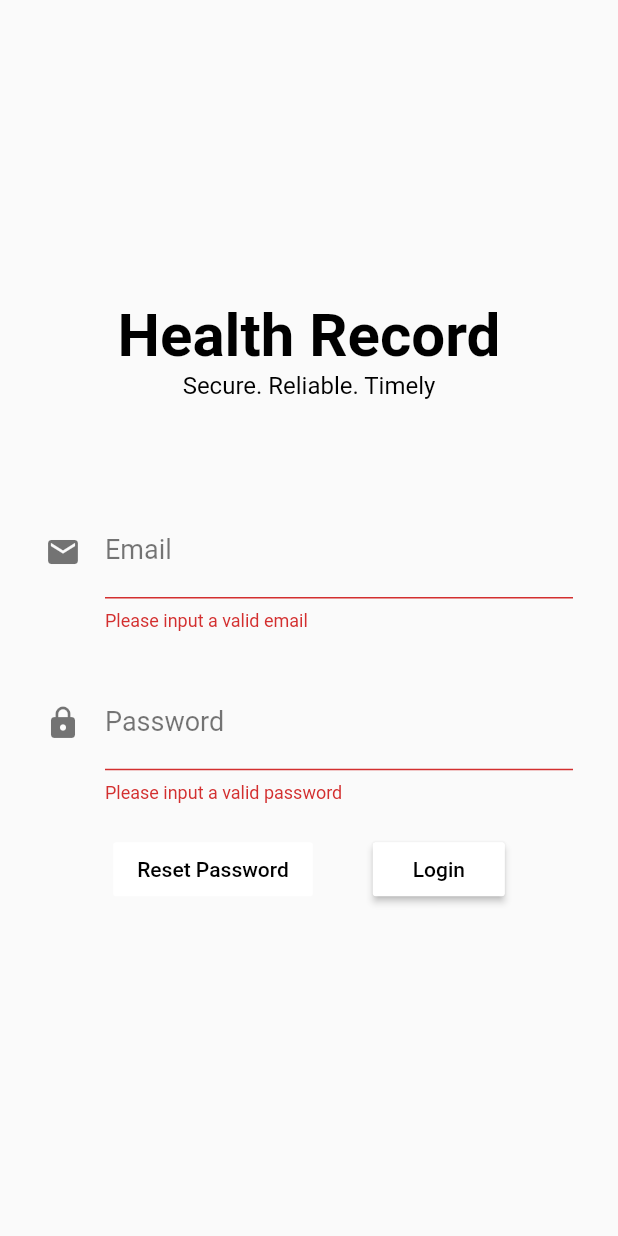
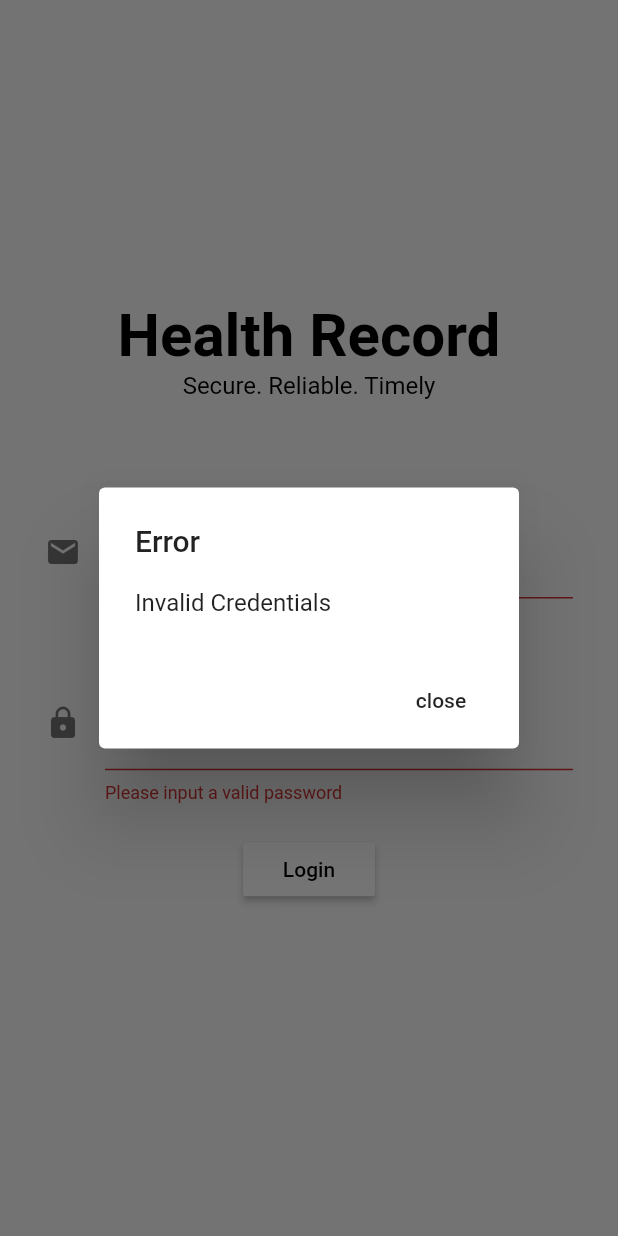
Before and after one commit to RBayor/pocketData, a Flutter app: the screen it shows after launch, after a tap on "Login", on a phone screen of 412 x 824 dp. Run offline on Flutter 3.47's test engine with Material 2 defaults, Android fonts, the phone set to English and light mode, and no system bars; our stand-ins replace cloud_firestore, firebase_auth; accounts and stored records are empty.

Commit message:
login notification

```diff
--- a/lib/custom/customAppBar.dart
+++ b/lib/custom/customAppBar.dart
@@ -1,5 +1,3 @@
-import 'dart:math';
-
 import 'package:flutter/material.dart';
 import 'package:pockethealth/firebase/auth.dart';
 
--- a/lib/login.dart
+++ b/lib/login.dart
@@ -38,10 +38,10 @@ class _LoginState extends State<Login> {
   notify(msg) {
     return showDialog<void>(
       context: context,
-      barrierDismissible: false,
+      barrierDismissible: true,
       builder: (BuildContext context) {
         return AlertDialog(
-          title: Text('User'),
+          title: Text('Error'),
           content: SingleChildScrollView(
             child: ListBody(
               children: <Widget>[
@@ -79,7 +79,7 @@ class _LoginState extends State<Login> {
               mainAxisAlignment: MainAxisAlignment.center,
               mainAxisSize: MainAxisSize.min,
               children: <Widget>[
-                _resetPassBtn(),
+                // _resetPassBtn(),
                 _loginBtn(),
               ],
             )
@@ -110,32 +110,39 @@ class _LoginState extends State<Login> {
           if (validateAndSave() != null) {
             _isLoading = true;
             setState(() {});
-            login.signIn(_email, _password).then((val) {
+            login.signIn(_email.trim(), _password.trim()).then((val) {
+              _isLoading = false;
               Navigator.of(context).pushReplacementNamed("/home");
+            }).catchError((onError) {
+              //print(onError);
+              notify("Invalid Credentials");
+              setState(() {
+                _isLoading = false;
+              });
             });
+          } else {
+            notify("Invalid Credentials");
           }
         },
       ),
     );
   }
 
-  _resetPassBtn() {
-    return Padding(
-      padding: EdgeInsets.all(20),
-      child: FlatButton(
-        color: Colors.white,
-        child: Text(
-          "Reset Password",
-          style: TextStyle(
-            color: Colors.black,
-          ),
-        ),
-        onPressed: () {
-          Navigator.of(context).pushReplacementNamed("/home");
-        },
-      ),
-    );
-  }
+  // _resetPassBtn() {
+  //   return Padding(
+  //     padding: EdgeInsets.all(20),
+  //     child: FlatButton(
+  //       color: Colors.white,
+  //       child: Text(
+  //         "Reset Password",
+  //         style: TextStyle(
+  //           color: Colors.black,
+  //         ),
+  //       ),
+  //       onPressed: () {},
+  //     ),
+  //   );
+  // }
 
   _passField() {
     return Padding(
```
Also changed, not shown: lib/firebase/auth.dart (+2 -7 lines).
